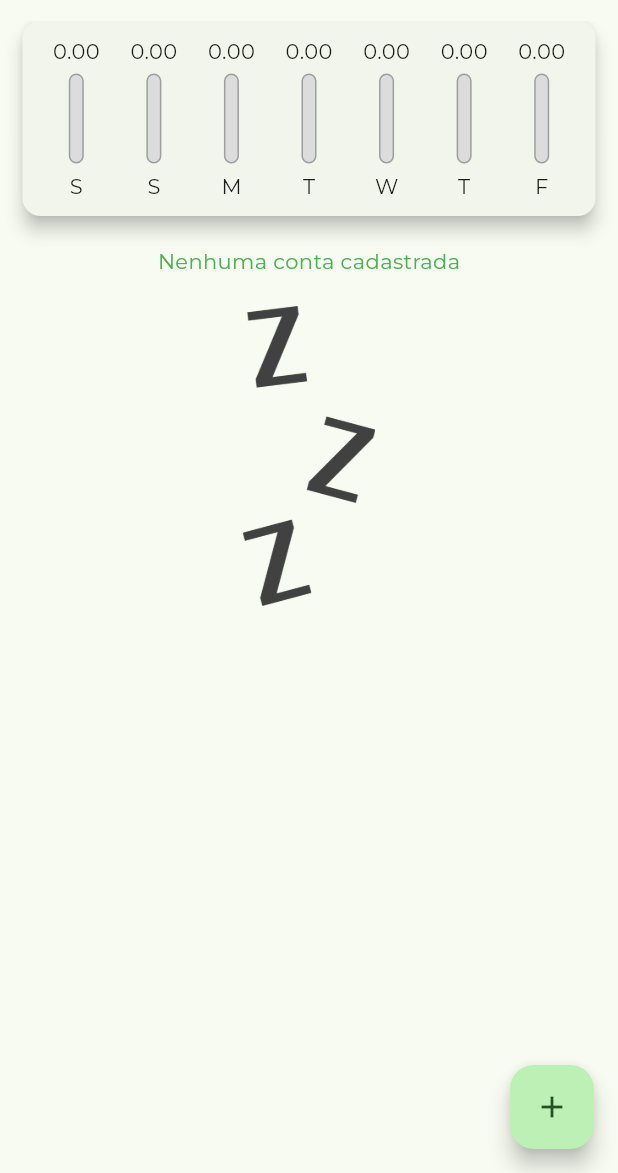
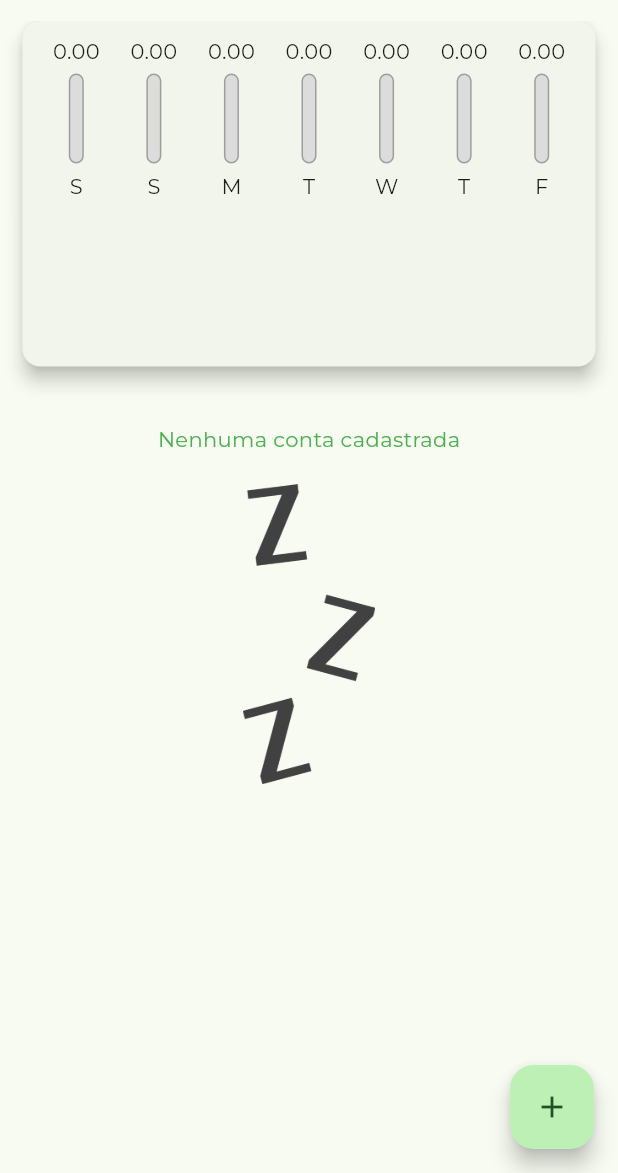
Before and after one commit to PedroGoncalves-Dev/Despesas-flutter, a Flutter app: the screen it shows after launch, on a phone screen of 412 x 824 dp, the part 63-1236 px from its top. Run offline on Flutter 3.47's test engine with Material 3 defaults, Android fonts, the phone set to English and light mode, and no system bars; project files that could hold a hidden picture were left out.

Commit message:
Adicionando responsividade

```diff
--- a/lib/components/transaction_form.dart
+++ b/lib/components/transaction_form.dart
@@ -56,7 +56,7 @@ class _TransactionFormState extends State<TransactionForm> {
               controller: titleController,
               onSubmitted: (_) => _onSubmit(),
               decoration: const InputDecoration(
-                labelText: 'Titulo',
+                labelText: 'Título',
               ),
             ),
             TextField(
--- a/lib/components/transaction_list.dart
+++ b/lib/components/transaction_list.dart
@@ -4,14 +4,13 @@ import 'package:intl/intl.dart';
 
 class TransactionList extends StatelessWidget {
   final List<Transaction> transactions;
+  final void Function(String) onRemove;
 
-  TransactionList(this.transactions);
+  TransactionList(this.transactions, this.onRemove);
 
   @override
   Widget build(BuildContext context) {
-    return Container(
-        height: 300,
-        child: transactions.isEmpty
+    return transactions.isEmpty
         ? Column(
             children: [
               Text(
@@ -22,8 +21,7 @@ class TransactionList extends StatelessWidget {
                 height: 20,
               ),
               SizedBox(
-                      height: 200,
-                      child: Image.asset('assets/images/waiting.png'))
+                  height: 200, child: Image.asset('assets/images/waiting.png'))
             ],
           )
         : SizedBox(
@@ -40,8 +38,7 @@ class TransactionList extends StatelessWidget {
                             radius: 30,
                             child: Padding(
                               padding: const EdgeInsets.all(10),
-                                  child:
-                                      FittedBox(child: Text('R\$${tr.value}')),
+                              child: FittedBox(child: Text('R\$${tr.value}')),
                             ),
                           ),
                           title: Text(
@@ -51,12 +48,18 @@ class TransactionList extends StatelessWidget {
                               fontWeight: FontWeight.bold,
                             ),
                           ),
-                              subtitle:
-                                  Text(DateFormat('d MMM y').format(tr.date)),
+                          subtitle: Text(DateFormat('d MMM y').format(tr.date)),
+                          trailing: IconButton(
+                              onPressed: () => onRemove(tr.id),
+                              icon: const Icon(
+                                Icons.delete,
+                                color: Color.fromARGB(255, 182, 44, 35),
+                                size: 30,
+                              )),
                         ),
                       ))
                   .toList(),
             ),
-              ));
+          );
   }
 }
--- a/lib/main.dart
+++ b/lib/main.dart
@@ -72,6 +72,12 @@ class _MyHomePageState extends State<MyHomePage> {
     Navigator.of(context).pop(); // é como se ele voltasse na primeira pagina
   }
 
+  _removeTransaction(String id) {
+    setState(() {
+      _transactions.removeWhere((tr) => tr.id == id);
+    });
+  }
+
   _openTransactionFormMofal(BuildContext context) {
     showModalBottomSheet(
         context: context,
@@ -80,8 +86,7 @@ class _MyHomePageState extends State<MyHomePage> {
 
   @override
   Widget build(BuildContext context) {
-    return Scaffold(
-      appBar: AppBar(
+    final appBar = AppBar(
       title: const Text('Despesas Pessoais'),
       actions: [
         IconButton(
@@ -89,17 +94,28 @@ class _MyHomePageState extends State<MyHomePage> {
           icon: const Icon(Icons.add),
         )
       ],
-      ),
+    );
+    final availableHeight = MediaQuery.of(context).size.height -
+        appBar.preferredSize.height -
+        MediaQuery.of(context).padding.top;
+
+    return Scaffold(
+      appBar: appBar,
       body: SingleChildScrollView(
         //faz com que possa rolar a tela
         child: Column(
           crossAxisAlignment: CrossAxisAlignment.stretch,
           children: <Widget>[
-            SizedBox(child: Chart(_recentTransaction)),
-            const SizedBox(
-              height: 20,
+            SizedBox(
+              height: availableHeight * 0.3,
+              child: Chart(_recentTransaction),
             ),
-            TransactionList(_transactions),
+            SizedBox(
+              height: availableHeight * 0.05,
+            ),
+            SizedBox(
+                height: availableHeight * 0.65,
+                child: TransactionList(_transactions, _removeTransaction)),
           ],
         ),
       ),
--- a/lib/texete.dart
+++ b/lib/texete.dart
@@ -22,7 +22,6 @@ class Myhome2 extends StatefulWidget {
 
   @override
   State<Myhome2> createState() {
-    // TODO: implement createState
     return _MyhomeState2();
   }
 }
```
Lines whose indentation alone changed are shown as unchanged.
